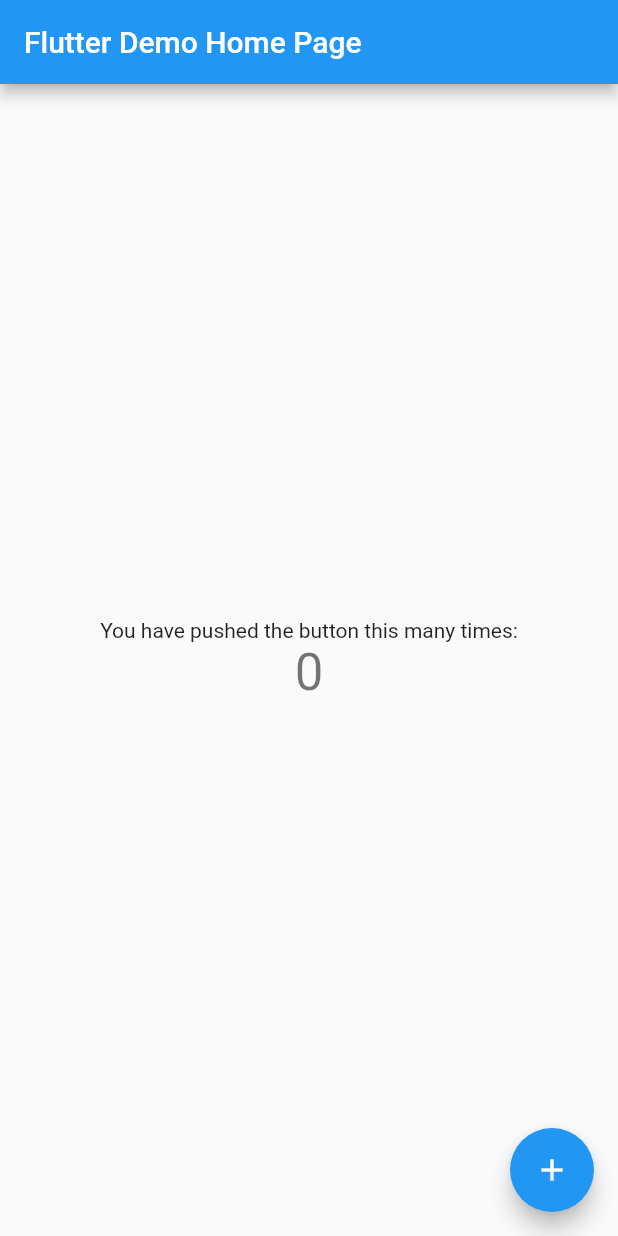
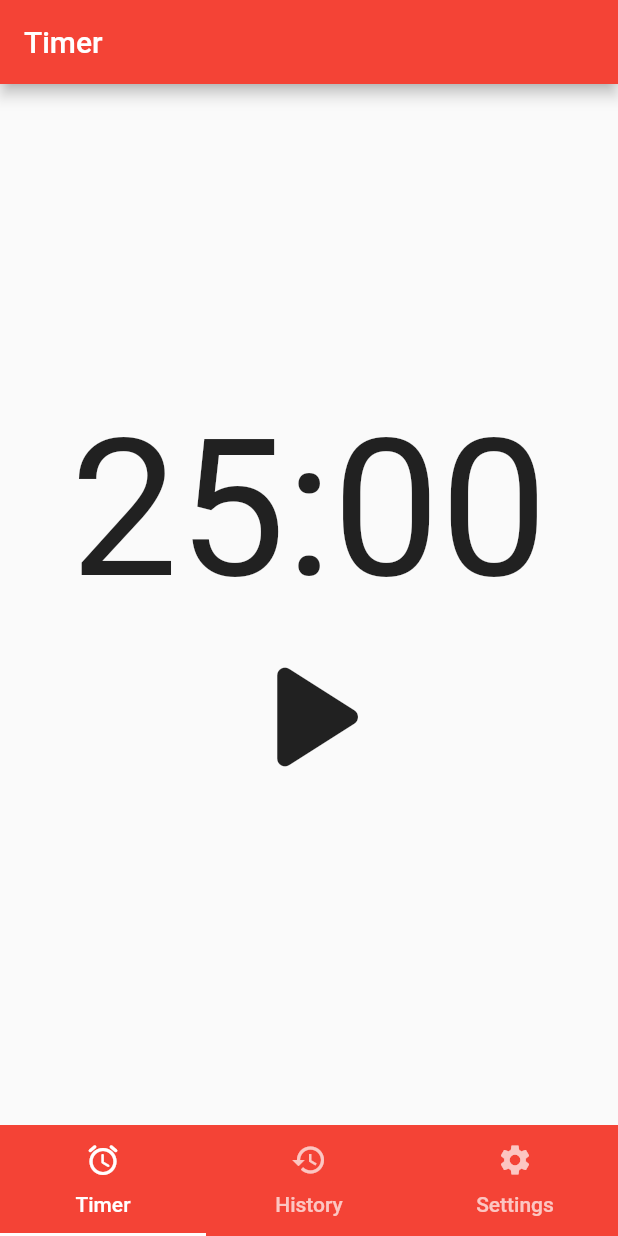
Before and after one commit to athachai29/pomodoro, a Flutter app: the screen it shows after launch, on a phone screen of 412 x 824 dp. Run offline on Flutter 3.47's test engine with Material 2 defaults, Android fonts, the phone set to English and light mode, and no system bars.

Commit message:
feat: build timer page

```diff
--- a/lib/main.dart
+++ b/lib/main.dart
@@ -1,47 +1,38 @@
 import 'package:flutter/material.dart';
+import 'package:pomodoro/pages/history_page.dart';
+import 'package:pomodoro/pages/settings_page.dart';
+import 'package:pomodoro/pages/timer_page.dart';
+import 'package:pomodoro/provider/timer_provider.dart';
+import 'package:provider/provider.dart';
+import 'package:provider/single_child_widget.dart';
 
 void main() {
   runApp(MyApp());
 }
 
 class MyApp extends StatelessWidget {
-  // This widget is the root of your application.
   @override
   Widget build(BuildContext context) {
-    return MaterialApp(
-      title: 'Flutter Demo',
-      theme: ThemeData(
-        // This is the theme of your application.
-        //
-        // Try running your application with "flutter run". You'll see the
-        // application has a blue toolbar. Then, without quitting the app, try
-        // changing the primarySwatch below to Colors.green and then invoke
-        // "hot reload" (press "r" in the console where you ran "flutter run",
-        // or simply save your changes to "hot reload" in a Flutter IDE).
-        // Notice that the counter didn't reset back to zero; the application
-        // is not restarted.
-        primarySwatch: Colors.blue,
-        // This makes the visual density adapt to the platform that you run
-        // the app on. For desktop platforms, the controls will be smaller and
-        // closer together (more dense) than on mobile platforms.
-        visualDensity: VisualDensity.adaptivePlatformDensity,
+    return MultiProvider(
+      providers: <SingleChildWidget>[
+        ChangeNotifierProvider(
+          create: (BuildContext context) => TimerProvider(),
+        ),
+      ],
+      child: MaterialApp(
+        title: 'Pomodoro',
+        theme: ThemeData(
+          primarySwatch: Colors.red,
+          visualDensity: VisualDensity.adaptivePlatformDensity,
+        ),
+        home: MyHomePage(title: 'Pomodoro'),
       ),
-      home: MyHomePage(title: 'Flutter Demo Home Page'),
     );
   }
 }
 
 class MyHomePage extends StatefulWidget {
   MyHomePage({Key key, this.title}) : super(key: key);
-
-  // This widget is the home page of your application. It is stateful, meaning
-  // that it has a State object (defined below) that contains fields that affect
-  // how it looks.
-
-  // This class is the configuration for the state. It holds the values (in this
-  // case the title) provided by the parent (in this case the App widget) and
-  // used by the build method of the State. Fields in a Widget subclass are
-  // always marked "final".
 
   final String title;
 
@@ -50,68 +41,36 @@ class MyHomePage extends StatefulWidget {
 }
 
 class _MyHomePageState extends State<MyHomePage> {
-  int _counter = 0;
-
-  void _incrementCounter() {
-    setState(() {
-      // This call to setState tells the Flutter framework that something has
-      // changed in this State, which causes it to rerun the build method below
-      // so that the display can reflect the updated values. If we changed
-      // _counter without calling setState(), then the build method would not be
-      // called again, and so nothing would appear to happen.
-      _counter++;
-    });
-  }
-
   @override
   Widget build(BuildContext context) {
-    // This method is rerun every time setState is called, for instance as done
-    // by the _incrementCounter method above.
-    //
-    // The Flutter framework has been optimized to make rerunning build methods
-    // fast, so that you can just rebuild anything that needs updating rather
-    // than having to individually change instances of widgets.
-    return Scaffold(
-      appBar: AppBar(
-        // Here we take the value from the MyHomePage object that was created by
-        // the App.build method, and use it to set our appbar title.
-        title: Text(widget.title),
-      ),
-      body: Center(
-        // Center is a layout widget. It takes a single child and positions it
-        // in the middle of the parent.
-        child: Column(
-          // Column is also a layout widget. It takes a list of children and
-          // arranges them vertically. By default, it sizes itself to fit its
-          // children horizontally, and tries to be as tall as its parent.
-          //
-          // Invoke "debug painting" (press "p" in the console, choose the
-          // "Toggle Debug Paint" action from the Flutter Inspector in Android
-          // Studio, or the "Toggle Debug Paint" command in Visual Studio Code)
-          // to see the wireframe for each widget.
-          //
-          // Column has various properties to control how it sizes itself and
-          // how it positions its children. Here we use mainAxisAlignment to
-          // center the children vertically; the main axis here is the vertical
-          // axis because Columns are vertical (the cross axis would be
-          // horizontal).
-          mainAxisAlignment: MainAxisAlignment.center,
-          children: <Widget>[
-            Text(
-              'You have pushed the button this many times:',
+    return DefaultTabController(
+      length: 3,
+      child: Scaffold(
+        body: TabBarView(
+          children: [
+            TimerPage(),
+            HistoryPage(),
+            SettingsPage(),
+          ],
+        ),
+        backgroundColor: Colors.red,
+        bottomNavigationBar: TabBar(
+          tabs: [
+            Tab(
+              icon: Icon(Icons.access_alarm_rounded),
+              text: 'Timer',
             ),
-            Text(
-              '$_counter',
-              style: Theme.of(context).textTheme.headline4,
+            Tab(
+              icon: Icon(Icons.history),
+              text: 'History',
             ),
+            Tab(
+              icon: Icon(Icons.settings),
+              text: 'Settings',
+            )
           ],
         ),
       ),
-      floatingActionButton: FloatingActionButton(
-        onPressed: _incrementCounter,
-        tooltip: 'Increment',
-        child: Icon(Icons.add),
-      ), // This trailing comma makes auto-formatting nicer for build methods.
     );
   }
 }
--- /dev/null
+++ b/lib/models/time_model.dart
@@ -0,0 +1,5 @@
+class Time {
+  int focusTime = 1500;
+  int shortBreakTime = 5;
+  int longBreakTime = 15;
+}
--- /dev/null
+++ b/lib/pages/history_page.dart
@@ -0,0 +1,17 @@
+import 'package:flutter/material.dart';
+
+class HistoryPage extends StatefulWidget {
+  @override
+  _HistoryPageState createState() => _HistoryPageState();
+}
+
+class _HistoryPageState extends State<HistoryPage> {
+  @override
+  Widget build(BuildContext context) {
+    return Scaffold(
+      appBar: AppBar(
+        title: Text('History'),
+      ),
+    );
+  }
+}
--- /dev/null
+++ b/lib/pages/settings_page.dart
@@ -0,0 +1,17 @@
+import 'package:flutter/material.dart';
+
+class SettingsPage extends StatefulWidget {
+  @override
+  _SettingsPageState createState() => _SettingsPageState();
+}
+
+class _SettingsPageState extends State<SettingsPage> {
+  @override
+  Widget build(BuildContext context) {
+    return Scaffold(
+      appBar: AppBar(
+        title: Text('Settings'),
+      ),
+    );
+  }
+}
--- /dev/null
+++ b/lib/pages/timer_page.dart
@@ -0,0 +1,55 @@
+import 'package:flutter/material.dart';
+import 'package:pomodoro/provider/timer_provider.dart';
+import 'package:provider/provider.dart';
+
+class TimerPage extends StatefulWidget {
+  @override
+  _TimerPageState createState() => _TimerPageState();
+}
+
+class _TimerPageState extends State<TimerPage> {
+  @override
+  Widget build(BuildContext context) {
+    return Scaffold(
+      appBar: AppBar(
+        title: Text('Timer'),
+      ),
+      body: Consumer<TimerProvider>(
+        builder: (BuildContext context, TimerProvider provider, Widget child) {
+          return Center(
+            child: Column(
+              mainAxisAlignment: MainAxisAlignment.center,
+              children: [
+                Text(
+                  provider.printDuration(),
+                  style: TextStyle(
+                    fontSize: 128,
+                  ),
+                ),
+                provider.isCountingDown
+                    ? InkWell(
+                        onTap: () {
+                          provider.stopTimer();
+                        },
+                        child: Icon(
+                          Icons.stop_rounded,
+                          size: 128,
+                        ),
+                      )
+                    : InkWell(
+                        onTap: () {
+                          provider.startTimer();
+                        },
+                        child: Icon(
+                          Icons.play_arrow_rounded,
+                          size: 128,
+                        ),
+                      ),
+              ],
+            ),
+          );
+        },
+      ),
+    );
+  }
+}
--- /dev/null
+++ b/lib/provider/timer_provider.dart
@@ -0,0 +1,70 @@
+import 'dart:async';
+
+import 'package:flutter/material.dart';
+import 'package:pomodoro/models/time_model.dart';
+
+class TimerProvider with ChangeNotifier {
+  Timer _timer;
+  bool _isCountingDown = false;
+  int _start;
+  Time _timeModel;
+
+  TimerProvider() {
+    this._timeModel = new Time();
+    this._start = this._timeModel.focusTime;
+  }
+
+  bool get isCountingDown => this._isCountingDown;
+
+  String printDuration() {
+    String twoDigits(int n) => n.toString().padLeft(2, "0");
+    String twoDigitMinutes =
+        twoDigits(Duration(seconds: this._start).inMinutes.remainder(60));
+    String twoDigitSeconds =
+        twoDigits(Duration(seconds: this._start).inSeconds.remainder(60));
+
+    return "$twoDigitMinutes:$twoDigitSeconds";
+  }
+
+  void startTimer() {
+    if (this._timer != null) {
+      this._timer.cancel();
+    }
+    this._isCountingDown = true;
+    this._timer = new Timer.periodic(
+      Duration(seconds: 1),
+      (Timer timer) {
+        if (this._start == 0) {
+          this._start = this._timeModel.focusTime;
+          this._isCountingDown = false;
+          timer.cancel();
+        } else {
+          this._start--;
+        }
+        notifyListeners();
+      },
+    );
+  }
+
+  // void pauseTimer() {
+  //   if (_timer != null) _timer.cancel();
+  // }
+
+  // void unpauseTimer() => startTimer(this._start);
+
+  void stopTimer() {
+    this._start = this._timeModel.focusTime;
+    this._isCountingDown = false;
+    this._timer.cancel();
+
+    notifyListeners();
+  }
+
+  @override
+  void dispose() {
+    _timer.cancel();
+    super.dispose();
+
+    notifyListeners();
+  }
+}
--- a/pubspec.yaml
+++ b/pubspec.yaml
@@ -28,6 +28,8 @@ dependencies:
   # The following adds the Cupertino Icons font to your application.
   # Use with the CupertinoIcons class for iOS style icons.
   cupertino_icons: ^1.0.0
+  intl: ^0.16.1
+  provider: ^4.3.2+4
 
 dev_dependencies:
   flutter_test:
```
Also changed, not shown: pubspec.lock.
